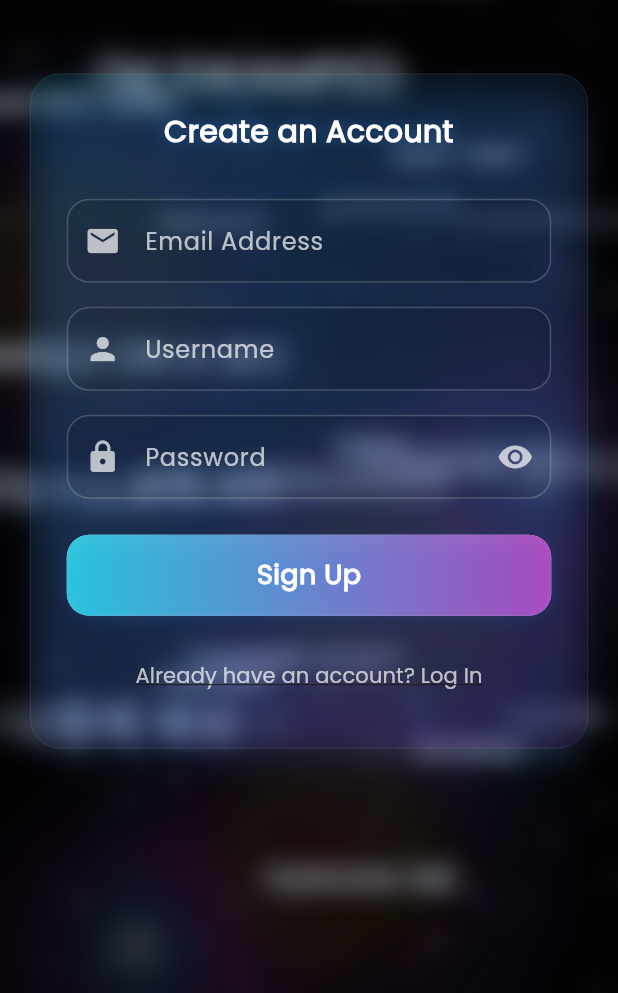
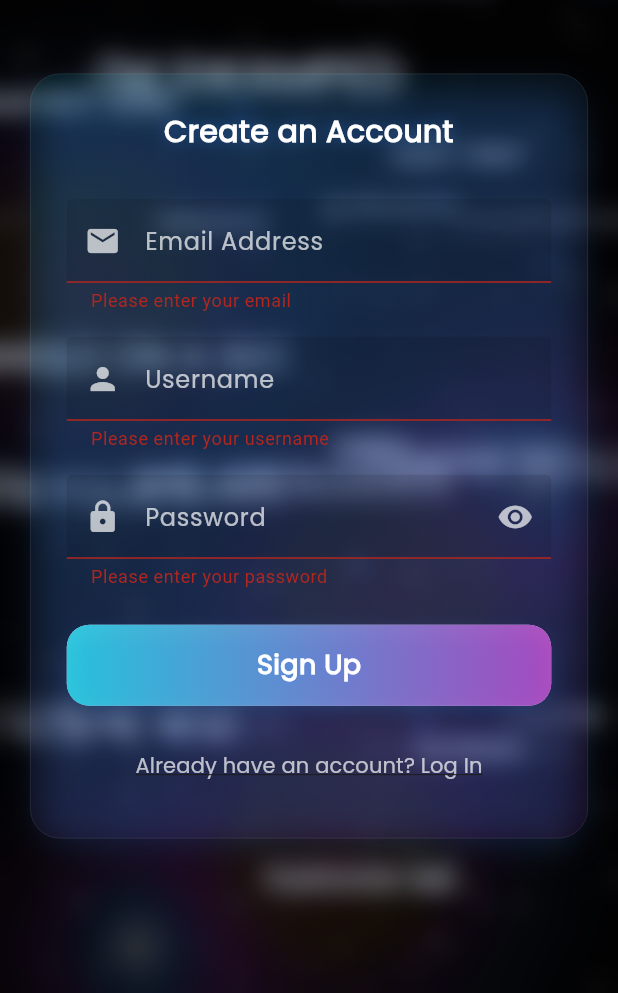
Before and after one commit to xARCELLx/GhostType-App, a Flutter app: the screen it shows after launch, after a tap on "Sign Up", on a phone screen of 412 x 824 dp, the part 243-1236 px from its top. Run offline on Flutter 3.47's test engine with Material 3 defaults, Android fonts, the phone set to English and light mode, and no system bars.

Commit message:
changes made in signup services

```diff
--- a/lib/custom_app/screens/auth_screens/sign_up.dart
+++ b/lib/custom_app/screens/auth_screens/sign_up.dart
@@ -2,6 +2,7 @@ import 'dart:ui';
 import 'package:flutter/material.dart';
 import 'package:flutter/scheduler.dart';
 import 'package:ghost_type/custom_app/screens/SplashScreen.dart';
+import 'package:ghost_type/custom_app/services/SignUpScreen_service.dart';
 
 class SignUpScreen extends StatefulWidget {
   final List<MorphingTextData>? initialTextItems;
@@ -67,8 +68,32 @@ class _SignUpScreenState extends State<SignUpScreen> with TickerProviderStateMix
     super.dispose();
   }
 
-  void _submit() {
-    // Placeholder for signup logic (implement as needed)
+  void _submit()async {
+    // Placeholder for signup logic
+    if(_formKey.currentState!.validate()){
+      try{
+
+        final success=await SignUpService.signUp(
+            email: _emailController.text.toString(), username: _usernameController.text.toString(), password: _passwordController.text.toString()
+        );
+
+        if (success) {
+          // Handle successful signup (e.g., navigate to home screen or show success message)
+          ScaffoldMessenger.of(context).showSnackBar(
+            const SnackBar(content: Text('Signup successful!')),
+          );
+          // Optionally, navigate to another screen
+          // Navigator.pushReplacementNamed(context, '/home');
+        }
+
+      } catch (e) {
+        // Handle errors from the API (e.g., network issues, invalid data)
+        ScaffoldMessenger.of(context).showSnackBar(
+          SnackBar(content: Text('Signup failed: $e')),
+        );
+      }
+    }
+
   }
 
   @override
@@ -280,7 +305,7 @@ class _SignUpScreenState extends State<SignUpScreen> with TickerProviderStateMix
                             TextButton(
                               onPressed: () {
                                 // Navigate to login screen (implement as needed)
-                                Navigator.pushNamed(context, '/login');
+
                               },
                               child: Text(
                                 'Already have an account? Log In',
```
Also changed, not shown: lib/custom_app/services/SignUpScreen_service.dart (+27 -20 lines).
